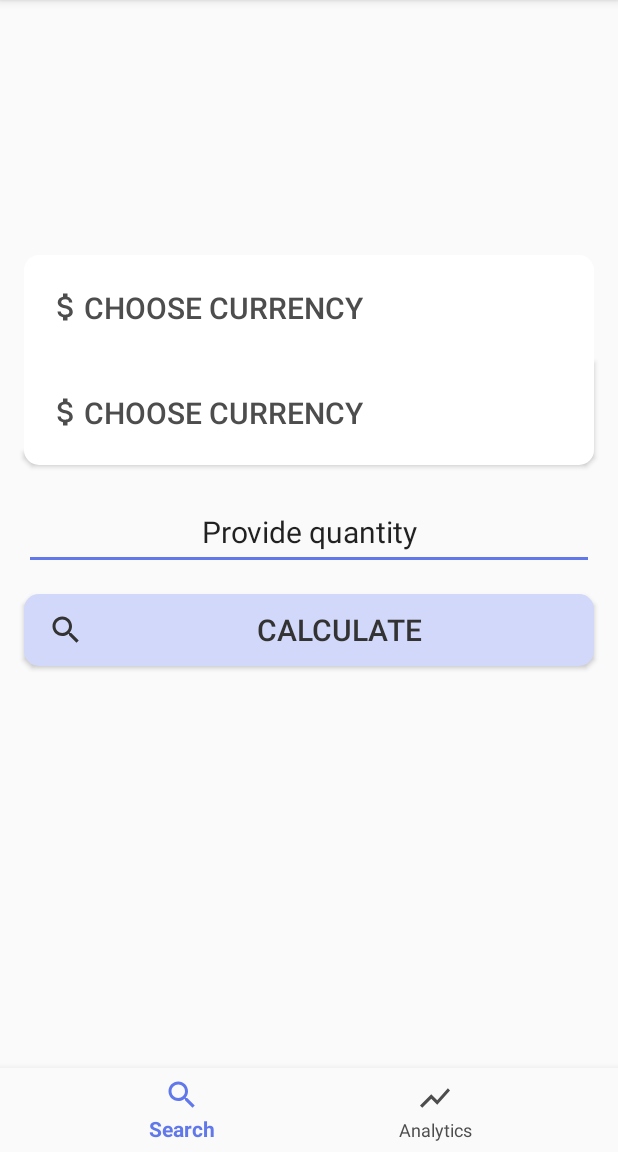
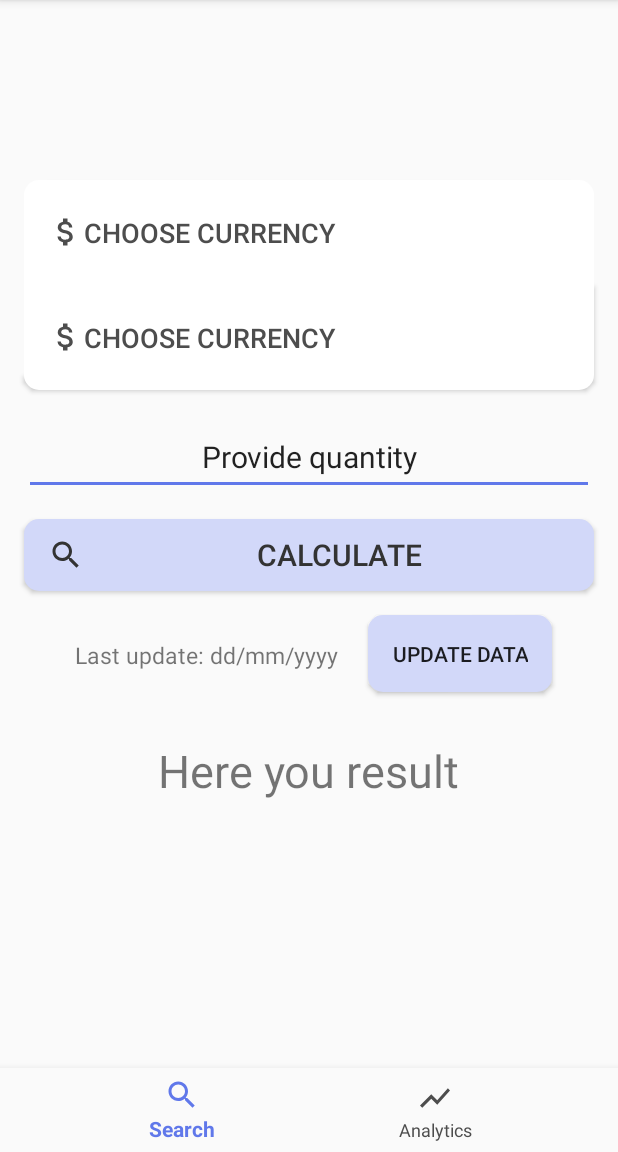
Before and after one commit to przemyslawstrojny/PM-CurrencyCalculator, an Android app: the screen it shows after launch (MainActivity), on a phone screen of 412 x 824 dp, the part 84-1236 px from its top. Run offline under Robolectric (Android 15) with nearby library versions, the phone set to English and light mode, and no system bars.

Commit message:
Created buttons and action description for each buttons

```diff
--- a/app/src/main/java/com/example/currencycalculator/FragmentAnalytics.java
+++ b/app/src/main/java/com/example/currencycalculator/FragmentAnalytics.java
@@ -7,11 +7,16 @@ import android.support.v4.app.Fragment;
 import android.view.LayoutInflater;
 import android.view.View;
 import android.view.ViewGroup;
+import android.widget.ListView;
 
 public class FragmentAnalytics extends Fragment {
     @Nullable
     @Override
     public View onCreateView(@NonNull LayoutInflater inflater, @Nullable ViewGroup container, @Nullable Bundle savedInstanceState) {
-        return inflater.inflate(R.layout.fragment_analytics, container, false);
+        View rootView = inflater.inflate(R.layout.fragment_analytics, container, false);
+        ListView listView = rootView.findViewById(R.id.list_to_analyse);
+
+
+        return rootView;
     }
 }
--- a/app/src/main/java/com/example/currencycalculator/FragmentCurrencyCalculator.java
+++ b/app/src/main/java/com/example/currencycalculator/FragmentCurrencyCalculator.java
@@ -7,11 +7,67 @@ import android.support.v4.app.Fragment;
 import android.view.LayoutInflater;
 import android.view.View;
 import android.view.ViewGroup;
+import android.widget.Button;
+import android.widget.EditText;
+import android.widget.TextView;
 
 public class FragmentCurrencyCalculator extends Fragment {
+    View rootView;
     @Nullable
     @Override
     public View onCreateView(@NonNull LayoutInflater inflater, @Nullable ViewGroup container, @Nullable Bundle savedInstanceState) {
-        return inflater.inflate(R.layout.fragment_currency_calculator, container, false);
+        rootView = inflater.inflate(R.layout.fragment_currency_calculator, container, false);
+
+        Button currencyFrom = (Button) rootView.findViewById(R.id.currency_from);
+
+        Button currencyTo = (Button) rootView.findViewById(R.id.currency_to);
+
+        //Here user can provide quantity
+        EditText quantity = (EditText) rootView.findViewById(R.id.quantity);
+
+        //Button to calculate the result
+        Button calculateButton = (Button) rootView.findViewById(R.id.calculate_button);
+
+        TextView updateDate = (TextView) rootView.findViewById(R.id.text_last_update);
+
+        //Button to update data. onClick button - get and parse data from nbp
+        Button updateButton = (Button) rootView.findViewById(R.id.update_button);
+
+        TextView result = (TextView) rootView.findViewById(R.id.result);
+
+
+        currencyFrom.setOnClickListener(new View.OnClickListener() {
+            @Override
+            public void onClick(View view) {
+                //TODO open activity with currency list
+            }
+        });
+
+
+        currencyTo.setOnClickListener(new View.OnClickListener() {
+            @Override
+            public void onClick(View view) {
+                //TODO open activity with list of target currencies
+            }
+        });
+
+
+        calculateButton.setOnClickListener(new View.OnClickListener() {
+            @Override
+            public void onClick(View view) {
+                //TODO calculate function and set result TextView value
+            }
+        });
+
+        updateButton.setOnClickListener(new View.OnClickListener() {
+            @Override
+            public void onClick(View view) {
+                //TODO update data and set updateDate text view
+            }
+        });
+
+
+
+        return rootView;
     }
 }
--- a/app/src/main/res/layout/fragment_currency_calculator.xml
+++ b/app/src/main/res/layout/fragment_currency_calculator.xml
@@ -8,7 +8,7 @@
         android:paddingLeft="16dp"
         android:textColor="#4D4D4D"
         android:textAlignment="viewStart"
-        android:textSize="20sp"
+        android:textSize="18sp"
         android:layout_marginLeft="16dp"
         android:layout_marginRight="16dp"
         android:id="@+id/currency_from"
@@ -17,7 +17,7 @@
         android:backgroundTint="#FFFFFF"
         android:background="@drawable/round_top_button"
         android:layout_centerHorizontal="true"
-        android:layout_marginTop="170dp" />
+        android:layout_marginTop="120dp" />
     <Button
         android:text="Choose Currency"
         android:background="@drawable/round_button"
@@ -25,7 +25,7 @@
         android:textColor="#4D4D4D"
         android:drawableLeft="@drawable/ic_currency"
         android:textAlignment="viewStart"
-        android:textSize="20sp"
+        android:textSize="18sp"
         android:id="@+id/currency_to"
         android:layout_width="match_parent"
         android:layout_height="70dp"
@@ -55,7 +55,7 @@
         android:layout_marginRight="32dp"
         android:layout_marginLeft="32dp"
         android:paddingLeft="16dp"
-        android:id="@+id/search_button"
+        android:id="@+id/calculate_button"
         android:layout_width="match_parent"
         android:layout_height="wrap_content"
         android:layout_below="@+id/quantity"
@@ -65,4 +65,34 @@
         android:textAlignment="center"
         android:text="Calculate"
         android:textSize="20sp" />
+
+    <TextView
+        android:id="@+id/text_last_update"
+        android:layout_width="wrap_content"
+        android:layout_height="wrap_content"
+        android:text="Last update: dd/mm/yyyy"
+        android:textSize="15sp"
+        android:layout_marginTop="16dp"
+        android:layout_marginLeft="50dp"
+        android:layout_below="@+id/calculate_button"
+        android:layout_marginRight="20dp"/>
+    <Button
+        android:id="@+id/update_button"
+        android:layout_width="wrap_content"
+        android:layout_height="wrap_content"
+        android:layout_toRightOf="@id/text_last_update"
+        android:layout_below="@+id/calculate_button"
+        android:text="update data"
+        android:padding="16dp"
+        android:background="@drawable/round_button_all"
+        android:backgroundTint="#d2d8f9"/>
+    <TextView
+        android:id="@+id/result"
+        android:layout_width="wrap_content"
+        android:layout_height="wrap_content"
+        android:text="Here you result"
+        android:layout_below="@+id/update_button"
+        android:layout_marginTop="32dp"
+        android:layout_centerHorizontal="true"
+        android:textSize="30sp"/>
 </RelativeLayout>
```
